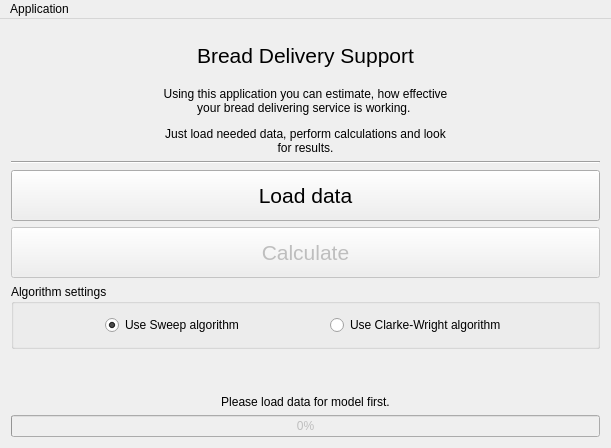
The window that app/ui/mainwindow.ui (Ruteri/ZAH) describes before a commit, drawn with Qt 5.
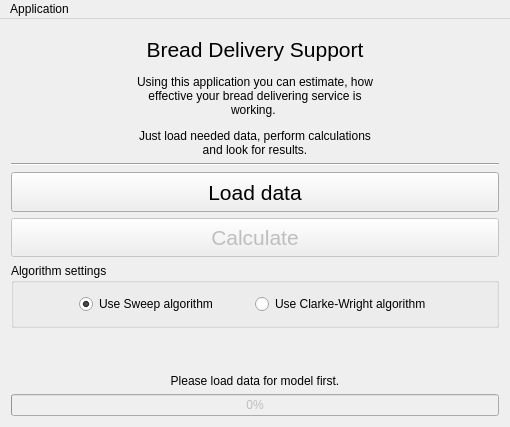
The same window after the commit. Icons and pictures are not drawn.

What changed in the file:
```diff
--- a/app/ui/mainwindow.ui
+++ b/app/ui/mainwindow.ui
@@ -6,8 +6,8 @@
    <rect>
     <x>0</x>
     <y>0</y>
-    <width>611</width>
-    <height>448</height>
+    <width>510</width>
+    <height>427</height>
    </rect>
   </property>
   <property name="contextMenuPolicy">
@@ -256,7 +256,7 @@
     <rect>
      <x>0</x>
      <y>0</y>
-     <width>611</width>
+     <width>510</width>
      <height>19</height>
     </rect>
    </property>
```
